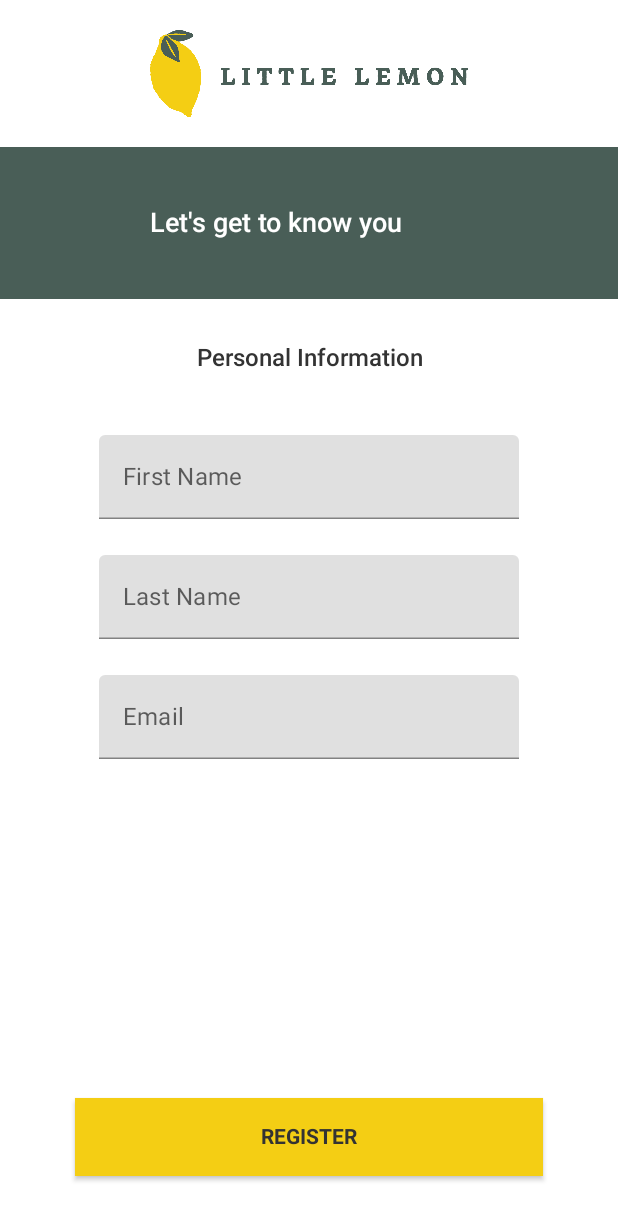
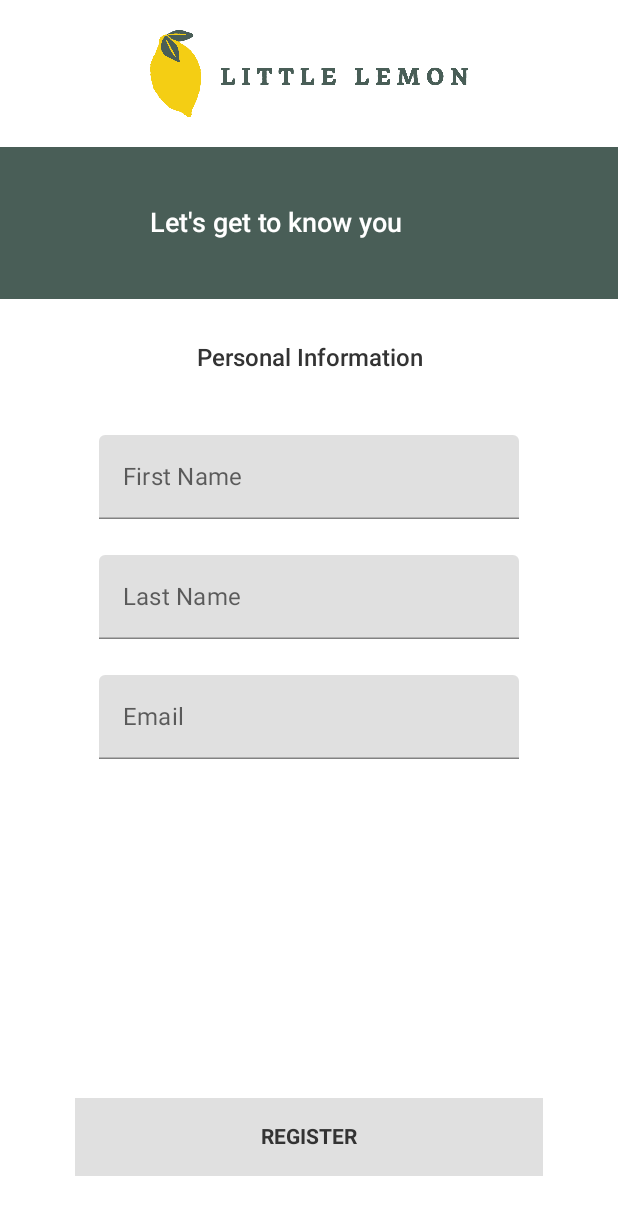
Before and after one commit to rkchoudhury/little-lemon-app, an Android app built with Jetpack Compose: the screen it shows after launch (MainActivity), on a phone screen of 412 x 824 dp. Shown: the top 1220 px of the screen. Run offline under Robolectric (Android 15) with nearby library versions, the phone set to English and light mode, and no system bars.

Commit message:
Added dialog component and move between the screens

```diff
--- a/LittleLemon/app/src/main/java/com/littlelemon/littlelemon/components/LittleLemonButton.kt
+++ b/LittleLemon/app/src/main/java/com/littlelemon/littlelemon/components/LittleLemonButton.kt
@@ -13,14 +13,15 @@ import com.littlelemon.littlelemon.ui.theme.LittleLemonColor
 import com.littlelemon.littlelemon.ui.theme.Shapes
 
 @Composable
-fun LittleLemonButton(label: String, onPress: () -> Unit = {}) {
+fun LittleLemonButton(label: String, onPress: () -> Unit = {}, isEnabled: Boolean = true) {
     Button(
         onClick = { onPress() },
         shape = Shapes.large,
         modifier = Modifier
             .fillMaxWidth()
             .padding(50.dp, 10.dp),
-        colors = ButtonDefaults.buttonColors(backgroundColor = LittleLemonColor.yellow)
+        colors = ButtonDefaults.buttonColors(backgroundColor = LittleLemonColor.yellow),
+        enabled = isEnabled,
     ) {
         Text(
             text = label.uppercase(),
--- a/LittleLemon/app/src/main/java/com/littlelemon/littlelemon/navigations/AppNavigation.kt
+++ b/LittleLemon/app/src/main/java/com/littlelemon/littlelemon/navigations/AppNavigation.kt
@@ -1,6 +1,7 @@
 package com.littlelemon.littlelemon.navigations
 
 import androidx.compose.runtime.Composable
+import androidx.navigation.NavHostController
 import androidx.navigation.compose.NavHost
 import androidx.navigation.compose.composable
 import androidx.navigation.compose.rememberNavController
@@ -9,12 +10,12 @@ import com.littlelemon.littlelemon.screens.Profile
 
 @Composable
 fun AppNavigation() {
-    val navController = rememberNavController()
+    val navController: NavHostController = rememberNavController()
     val startDestination: String =  OnBoarding.route
 
     NavHost(navController = navController, startDestination) {
         composable(OnBoarding.route) {
-            Onboarding()
+            Onboarding(navController)
         }
 
         composable(Profile.route) {
--- a/LittleLemon/app/src/main/java/com/littlelemon/littlelemon/screens/Onboarding.kt
+++ b/LittleLemon/app/src/main/java/com/littlelemon/littlelemon/screens/Onboarding.kt
@@ -4,7 +4,7 @@ import androidx.compose.foundation.Image
 import androidx.compose.foundation.background
 import androidx.compose.foundation.layout.*
 import androidx.compose.material.Text
-import androidx.compose.runtime.Composable
+import androidx.compose.runtime.*
 import androidx.compose.ui.Modifier
 import androidx.compose.ui.res.painterResource
 import androidx.compose.ui.res.stringResource
@@ -13,14 +13,36 @@ import androidx.compose.ui.text.style.TextAlign
 import androidx.compose.ui.tooling.preview.Preview
 import androidx.compose.ui.unit.dp
 import androidx.compose.ui.unit.sp
+import androidx.navigation.NavHostController
+import androidx.navigation.compose.rememberNavController
 import com.littlelemon.littlelemon.R
 import com.littlelemon.littlelemon.components.LittleLemonButton
+import com.littlelemon.littlelemon.components.LittleLemonDialog
 import com.littlelemon.littlelemon.components.LittleLemonTextInput
+import com.littlelemon.littlelemon.navigations.Profile
 import com.littlelemon.littlelemon.ui.theme.LittleLemonColor
 import com.littlelemon.littlelemon.ui.theme.LittleLemonTheme
 
 @Composable
-fun Onboarding() {
+fun Onboarding(navController: NavHostController) {
+    var firstName by remember {
+        mutableStateOf("")
+    }
+
+    var lastName by remember {
+        mutableStateOf("")
+    }
+
+    var email by remember {
+        mutableStateOf("")
+    }
+
+    val isButtonDisabled: Boolean = firstName.isBlank() || lastName.isBlank() || email.isBlank()
+
+    var showDialog by remember {
+        mutableStateOf(false)
+    }
+
     LittleLemonTheme {
         Column {
             Image(
@@ -50,17 +72,36 @@ fun Onboarding() {
                 fontWeight = FontWeight.SemiBold,
                 textAlign = TextAlign.Center
             )
-            LittleLemonTextInput(stringResource(id = R.string.first_name))
-            LittleLemonTextInput(stringResource(id = R.string.last_name))
-            LittleLemonTextInput(stringResource(id = R.string.email))
+            LittleLemonTextInput(
+                label = stringResource(id = R.string.first_name),
+                onChangeText = { firstName = it })
+            LittleLemonTextInput(
+                label = stringResource(id = R.string.last_name),
+                onChangeText = { lastName = it })
+            LittleLemonTextInput(
+                label = stringResource(id = R.string.email),
+                onChangeText = { email = it })
             Column(
                 modifier = Modifier
                     .fillMaxHeight()
                     .padding(0.dp, 0.dp, 0.dp, 30.dp),
                 verticalArrangement = Arrangement.Bottom
             ) {
-                LittleLemonButton(label = stringResource(id = R.string.register))
+                LittleLemonButton(
+                    label = stringResource(id = R.string.register), isEnabled = !isButtonDisabled,
+                    onPress = {
+                        showDialog = true
+                    },
+                )
             }
+            LittleLemonDialog(
+                visibleDialog = showDialog,
+                message = stringResource(id = R.string.registration_successful),
+                onPressButton = {
+                    showDialog = false
+                    navController.navigate(Profile.route)
+                }
+            )
         }
     }
 }
@@ -68,5 +109,5 @@ fun Onboarding() {
 @Preview(showSystemUi = true)
 @Composable
 fun PreviewOnboarding() {
-    Onboarding()
+    Onboarding(rememberNavController())
 }
--- a/LittleLemon/app/src/main/res/values/strings.xml
+++ b/LittleLemon/app/src/main/res/values/strings.xml
@@ -8,7 +8,10 @@
     <string name="last_name">Last Name</string>
     <string name="full_name">Full Name</string>
     <string name="email">Email</string>
+    <string name="registration_successful">"Registration is successful."</string>
+    <string name="registration_unsuccessful">"Registration unsuccessful. Please retry again."</string>
 
+    <string name="okay">Okay</string>
     <string name="register">Register</string>
     <string name="logout">Logout</string>
 
```
Also changed, not shown: LittleLemon/app/src/main/java/com/littlelemon/littlelemon/components/LittleLemonDialog.kt (added, +56 -0 lines).
